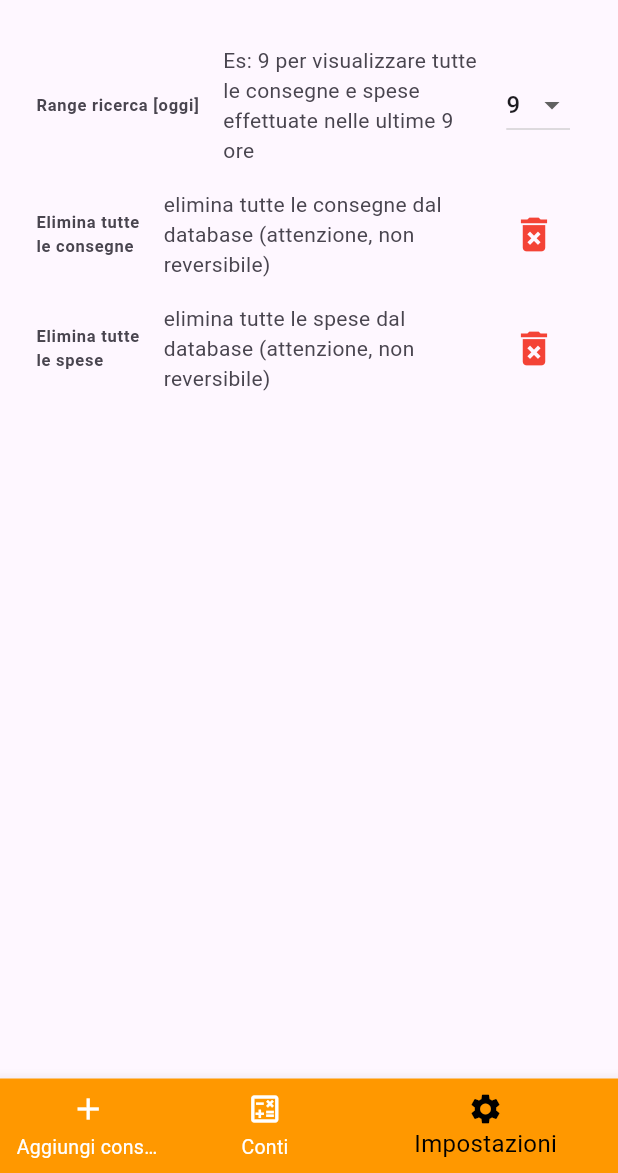
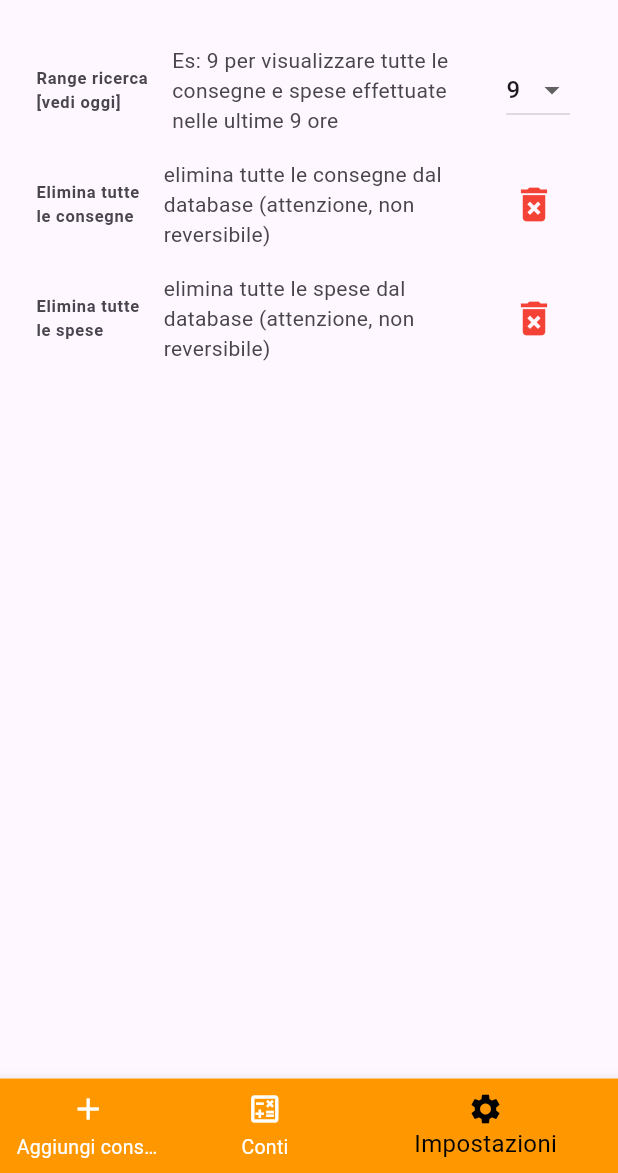
Before and after one commit to sanonone/deliveryProg, a Flutter app: the screen it shows after launch, item 3 of the bottom bar chosen, on a phone screen of 412 x 824 dp, the part 63-1236 px from its top. Run offline on Flutter 3.47's test engine with Material 3 defaults, Android fonts, the phone set to English and light mode, and no system bars; our stand-ins replace get, get_it, google_mobile_ads, shared_preferences, sqflite; accounts and stored records are empty; network calls fail.

Commit message:
update pre release

```diff
--- a/lib/pages/conto_page.dart
+++ b/lib/pages/conto_page.dart
@@ -36,7 +36,7 @@ class _ContiPageState extends State<ContiPage> {
   late double _fondoCassa = 0.0;
   var formatter = DateFormat('dd/MM/yyyy HH:mm'); // Formato della data
   RewardedAd? _rewardedAd;
-  bool adVisto = false;
+  bool adVisto = true;
 
   // TODO: replace this test ad unit with your own ad unit.
   final adUnitId = Platform.isAndroid
@@ -395,6 +395,7 @@ class _ContiPageState extends State<ContiPage> {
                 },
                 child: Text('Seleziona Range di Date'),
               ),
+              /*
               Visibility(
                 visible: true,
                   child: TextButton(
@@ -405,6 +406,8 @@ class _ContiPageState extends State<ContiPage> {
                 },
                 child: const Text("Vedi il video per calcolare l'incasso"),
               )),
+
+               */
               Visibility(
                   visible: adVisto,
                   child: ElevatedButton(
--- a/lib/pages/settings_page.dart
+++ b/lib/pages/settings_page.dart
@@ -65,30 +65,9 @@ class _SettingsPageState extends State<SettingsPage> {
             padding: const EdgeInsets.all(8.0),
             child: Column(
               children: [
-                /*ListTile(
-                  leading: Text("Orario ricerca [oggi]"),
-                  subtitle: Text("---"),
-                  trailing:  IconButton.filled(
-                    onPressed: () async {
-                      // Mostra il selettore di orario
-                        TimeOfDay? selectedTime = await showTimePicker(
-                        context: context,
-                        initialTime: TimeOfDay.now(), // Orario iniziale preselezionato
-                      );
 
-                      // Verifica se l'utente ha selezionato un orario
-                      if (selectedTime != null) {
-                        print('Orario selezionato: ${selectedTime.format(context)}');
-                      }
-                    },
-                    icon: Icon(Icons.access_time,color: Colors.orangeAccent,size: 30,),
-                    splashColor: Colors.orangeAccent,
-                    //child: Text('Orario'),
-                  ),
-                ),
-                 */
                 ListTile(
-                  leading: Text("Range ricerca [oggi]",style: TextStyle(fontWeight: FontWeight.bold),),
+                  leading: Text("Range ricerca\n[vedi oggi]",style: TextStyle(fontWeight: FontWeight.bold),),
                   subtitle: Text("Es: 9 per visualizzare tutte le consegne e spese effettuate nelle ultime 9 ore"),
                   trailing: DropdownButton<String>(
                     value: _selectedValue, // Valore attualmente selezionato
--- a/lib/pages/subpage_home/consegne_subpage.dart
+++ b/lib/pages/subpage_home/consegne_subpage.dart
@@ -389,7 +389,7 @@ class _ConsegneSubpageState extends State<ConsegneSubpage> {
               child: SizedBox(
                 width: _bannerAd!.size.width.toDouble(),
                 height: _bannerAd!.size.height.toDouble(),
-                child: AdWidget(ad: _bannerAd!),
+                //child: AdWidget(ad: _bannerAd!),
               )
           ),
           Container(
--- a/lib/pages/subpage_home/spese_subpage2.dart
+++ b/lib/pages/subpage_home/spese_subpage2.dart
@@ -386,7 +386,7 @@ class _SpeseSubpage2State extends State<SpeseSubpage2> {
             child: SizedBox(
               width: _bannerAd!.size.width.toDouble(),
               height: _bannerAd!.size.height.toDouble(),
-              child: AdWidget(ad: _bannerAd!),
+              //child: AdWidget(ad: _bannerAd!), //per mettere banner
             )
         ),
         Container(
```
Also changed, not shown: 5 other files.
